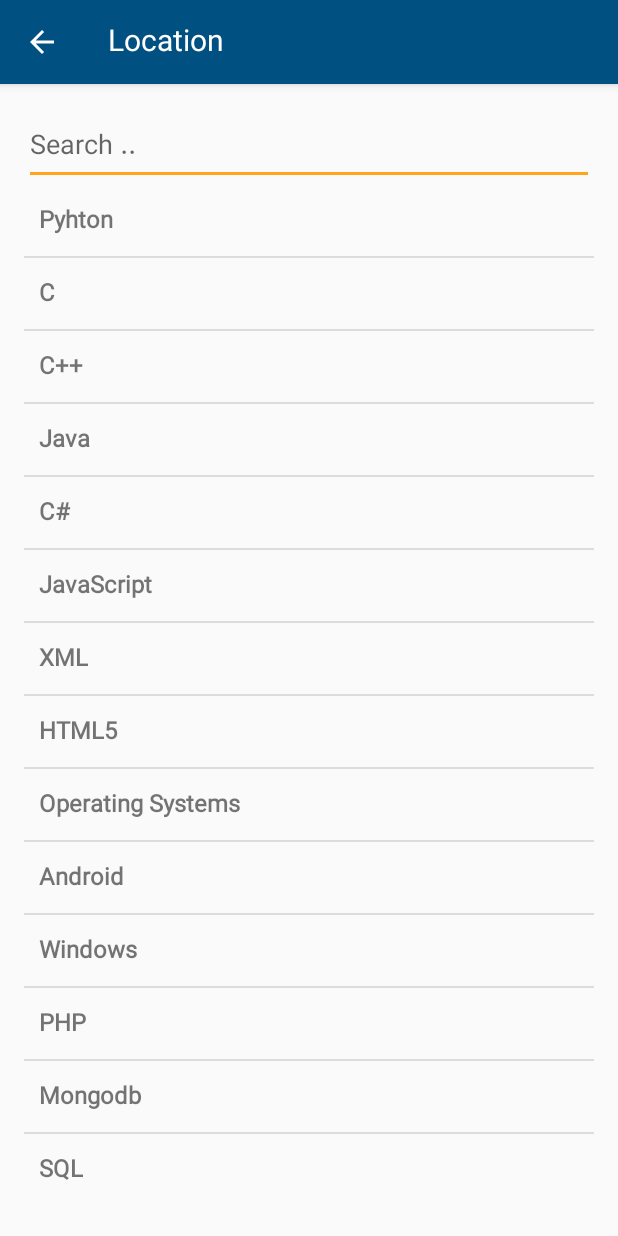
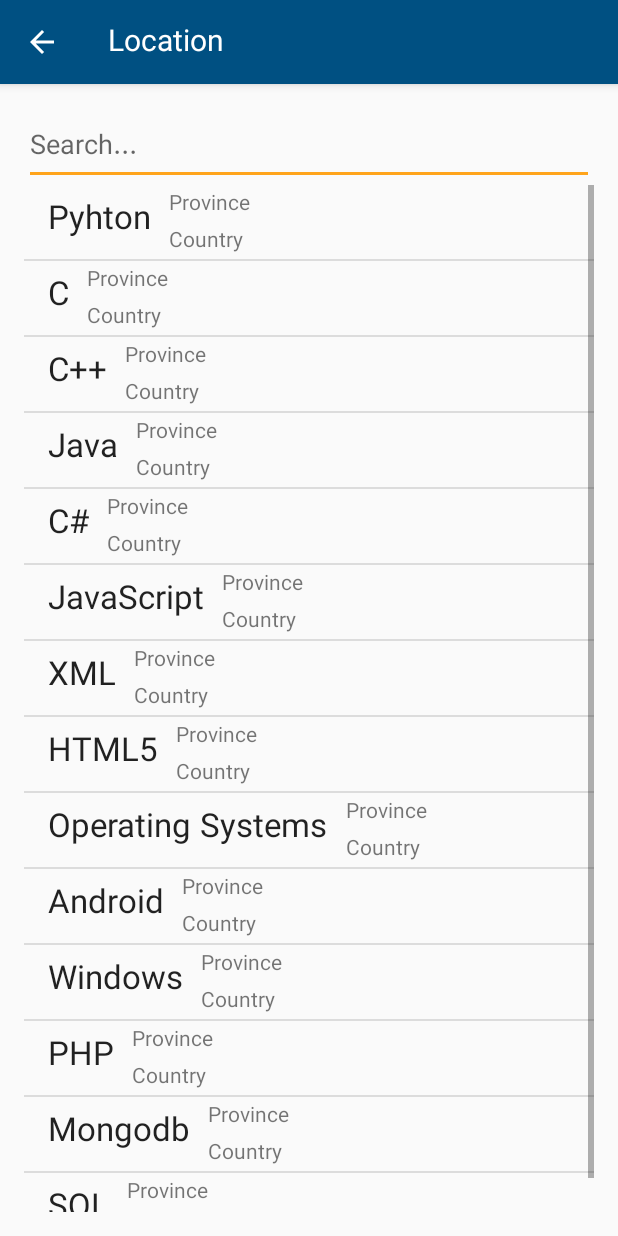
Before and after one commit to sharif-dev/HW1-Weather, an Android app: the LocationActivity screen opened directly, with no data from a screen before it, on a phone screen of 412 x 824 dp. Run offline under Robolectric (Android 15) with nearby library versions, the phone set to English and light mode, and no system bars.

Commit message:
create list_view item

```diff
--- a/app/src/main/java/com/sharifdev/weather/LocationActivity.java
+++ b/app/src/main/java/com/sharifdev/weather/LocationActivity.java
@@ -24,7 +24,7 @@
         ListView listview = findViewById(R.id.listview);
         EditText Search = findViewById(R.id.input);
 
-        adapter = new ArrayAdapter<>(this, R.layout.item, R.id.item,
+        adapter = new ArrayAdapter<>(this, R.layout.item, R.id.city_name,
                 programming_languages);
         listview.setAdapter(adapter);
 
--- a/app/src/main/java/com/sharifdev/weather/MainActivity.java
+++ b/app/src/main/java/com/sharifdev/weather/MainActivity.java
@@ -9,6 +9,8 @@
 import androidx.appcompat.app.AppCompatActivity;
 import androidx.appcompat.widget.Toolbar;
 
+import android.view.Menu;
+import android.view.MenuItem;
 import android.view.View;
 
 public class MainActivity extends AppCompatActivity {
@@ -17,6 +19,7 @@
     protected void onCreate(Bundle savedInstanceState) {
         super.onCreate(savedInstanceState);
         setContentView(R.layout.activity_main);
+
         Toolbar toolbar = findViewById(R.id.toolbar);
         setSupportActionBar(toolbar);
 
--- a/app/src/main/res/layout/activity_location.xml
+++ b/app/src/main/res/layout/activity_location.xml
@@ -8,7 +8,7 @@
         android:id="@+id/input"
         android:layout_width="fill_parent"
         android:layout_height="wrap_content"
-        android:hint="Search .."
+        android:hint="Search..."
         android:inputType="textVisiblePassword" />
 
     <ListView
--- a/app/src/main/res/layout/activity_main.xml
+++ b/app/src/main/res/layout/activity_main.xml
@@ -5,6 +5,7 @@
     android:layout_width="match_parent"
     android:layout_height="match_parent"
     tools:context=".MainActivity">
+
 
     <com.google.android.material.appbar.AppBarLayout
         android:layout_width="match_parent"
@@ -28,6 +29,5 @@
         android:layout_height="wrap_content"
         android:layout_gravity="bottom|end"
         android:layout_margin="@dimen/fab_margin"
-        app:srcCompat="@drawable/location" />
-
+        app:srcCompat="@drawable/icon_location_white" />
 </androidx.coordinatorlayout.widget.CoordinatorLayout>
--- a/app/src/main/res/layout/item.xml
+++ b/app/src/main/res/layout/item.xml
@@ -1,15 +1,38 @@
 <?xml version="1.0" encoding="utf-8"?>
-<LinearLayout xmlns:android="http://schemas.android.com/apk/res/android"
+<androidx.constraintlayout.widget.ConstraintLayout
+    xmlns:android="http://schemas.android.com/apk/res/android"
+    xmlns:app="http://schemas.android.com/apk/res-auto"
     android:layout_width="match_parent"
-    android:layout_height="match_parent"
-    android:orientation="vertical" >
+    android:layout_height="match_parent">
+
 
     <TextView
-        android:id="@+id/item"
-        android:layout_width="fill_parent"
+        android:id="@+id/city_name"
+        android:layout_width="wrap_content"
         android:layout_height="wrap_content"
-        android:padding="10dip"
-        android:textSize="16dip"
-        android:textStyle="bold" />
+        android:layout_marginStart="16dp"
+        android:layout_marginTop="4dp"
+        android:text="City Name"
+        android:textAppearance="@style/TextAppearance.AppCompat.Large"
+        app:layout_constraintStart_toStartOf="parent"
+        app:layout_constraintTop_toTopOf="parent" />
 
-</LinearLayout>
+    <TextView
+        android:id="@+id/province_name"
+        android:layout_width="wrap_content"
+        android:layout_height="wrap_content"
+        android:layout_marginStart="12dp"
+        android:text="Province"
+        app:layout_constraintStart_toEndOf="@+id/city_name"
+        app:layout_constraintTop_toTopOf="parent" />
+
+    <TextView
+        android:id="@+id/country_name"
+        android:layout_width="wrap_content"
+        android:layout_height="wrap_content"
+        android:layout_marginStart="12dp"
+        android:text="Country"
+        app:layout_constraintStart_toEndOf="@+id/city_name"
+        app:layout_constraintTop_toBottomOf="@+id/province_name" />
+
+</androidx.constraintlayout.widget.ConstraintLayout>
--- /dev/null
+++ b/app/src/main/res/menu/main_menu.xml
@@ -0,0 +1,8 @@
+<?xml version="1.0" encoding="utf-8"?>
+<menu xmlns:android="http://schemas.android.com/apk/res/android"
+    xmlns:app="http://schemas.android.com/apk/res-auto">
+    <item
+        android:id="@+id/menu_refresh"
+        android:title="@string/menu_refresh"
+        app:showAsAction="never" />
+</menu>
--- a/app/src/main/res/values/strings.xml
+++ b/app/src/main/res/values/strings.xml
@@ -4,6 +4,7 @@
     <string name="title_activity_location">Location</string>
     <string name="select_city_hint">Select city</string>
     <string name="submit">submit</string>
+    <string name="menu_refresh">refresh</string>
     <string-array name="cities">
         <item>Tehran</item>
         <item>Mashhad</item>
```
Also changed, not shown: app/src/main/res/drawable/icon_location_white.png (renamed from app/src/main/res/drawable/location.png).
